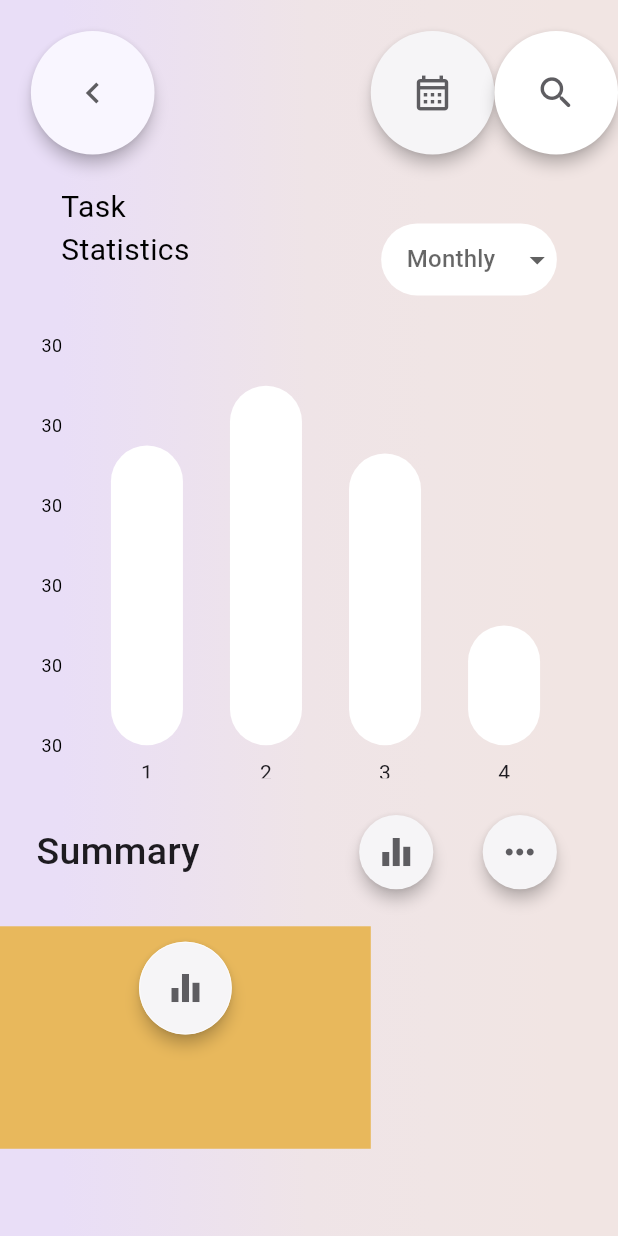
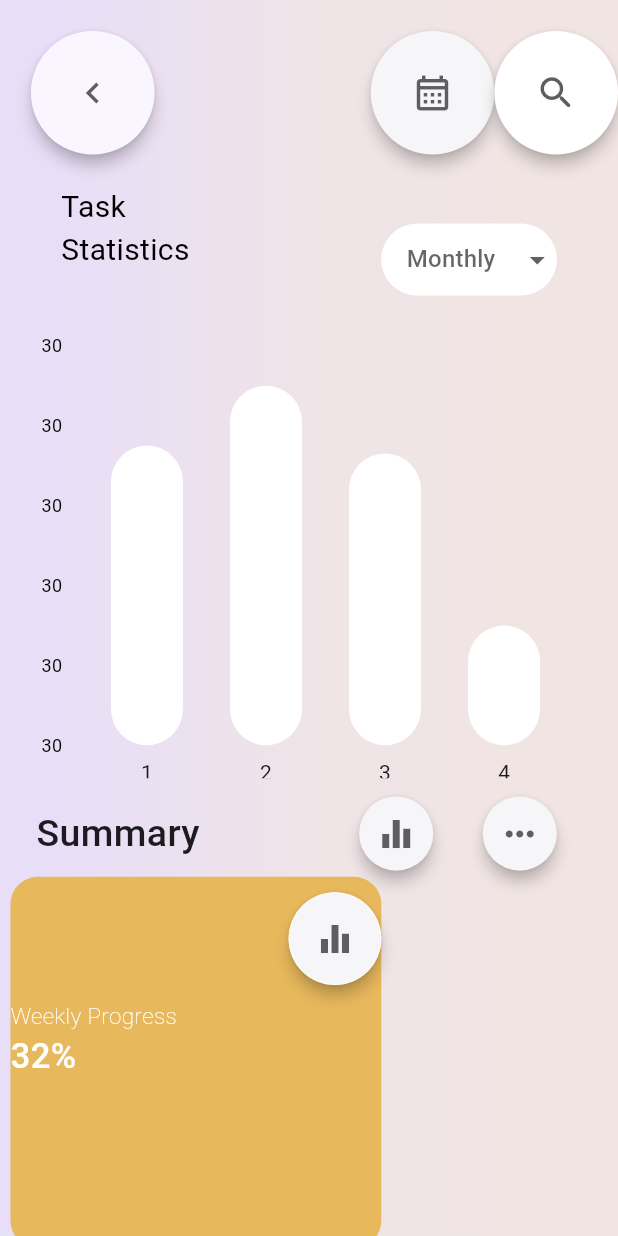
Before and after one commit to SyedOsamaAhmed/Spech-Company-Task, a Flutter app: the screen it shows after launch, on a phone screen of 412 x 824 dp. Run offline on Flutter 3.47's test engine with Material 3 defaults, Android fonts, the phone set to English and light mode, and no system bars; drawn by our look-alikes of dropdown_button2, fl_chart.

Commit message:
summary  box 1 created resolving minor ui bugs

```diff
--- a/lib/screens/task_main_screen.dart
+++ b/lib/screens/task_main_screen.dart
@@ -158,7 +158,7 @@ class _MainTaskScreenState extends State<MainTaskScreen> {
                             ),
                             SizedBox(
                               width: MediaQuery.of(context).size.width * 0.50,
-                              height: MediaQuery.of(context).size.height * 0.10,
+                              height: MediaQuery.of(context).size.height * 0.07,
                               child: Row(
                                   mainAxisAlignment: MainAxisAlignment.end,
                                   children: [
@@ -209,10 +209,12 @@ class _MainTaskScreenState extends State<MainTaskScreen> {
                       //Summary Boxes Secttion:
                       SizedBox(
                         width: MediaQuery.of(context).size.width,
-                        height: MediaQuery.of(context).size.height * 0.20,
                         child: const Row(
                           children: [
-                            Flexible(
+                            Padding(
+                              padding: EdgeInsets.symmetric(
+                                horizontal: 7.0,
+                              ),
                               child: SummaryBoxes(
                                 color: Color(0xffe8b85c),
                                 text: "Weekly Progress",
--- a/lib/widgets/summary_boxes.dart
+++ b/lib/widgets/summary_boxes.dart
@@ -16,14 +16,17 @@ class SummaryBoxes extends StatelessWidget {
   Widget build(BuildContext context) {
     return Container(
       width: MediaQuery.of(context).size.width * 0.60,
-      height: MediaQuery.of(context).size.height * 0.18,
+      height: MediaQuery.of(context).size.height * 0.30,
+      decoration: BoxDecoration(
           color: color,
-      child: SizedBox(
-        width: MediaQuery.of(context).size.width,
-        height: MediaQuery.of(context).size.height * 0.50,
+          borderRadius: BorderRadius.circular(
+            18.0,
+          )),
       child: Column(
+        crossAxisAlignment: CrossAxisAlignment.start,
         children: [
-            Flexible(
+          Align(
+            alignment: Alignment.topRight,
             child: SizedBox(
               width: MediaQuery.of(context).size.width * 0.15,
               height: MediaQuery.of(context).size.height * 0.10,
@@ -47,8 +50,24 @@ class SummaryBoxes extends StatelessWidget {
               ),
             ),
           ),
+          Text(
+            text,
+            softWrap: true,
+            style: const TextStyle(
+              color: Colors.white,
+              fontSize: 15,
+              fontWeight: FontWeight.w100,
+            ),
+          ),
+          Text(
+            percentage,
+            style: const TextStyle(
+              color: Colors.white,
+              fontWeight: FontWeight.w500,
+              fontSize: 23,
+            ),
+          ),
         ],
-        ),
       ),
     );
   }
--- a/pubspec.yaml
+++ b/pubspec.yaml
@@ -37,6 +37,8 @@ dependencies:
   cupertino_icons: ^1.0.2
   dropdown_button2: ^2.3.9
   fl_chart: ^0.66.1
+
+  font_awesome_flutter: ^10.7.0
 
 dev_dependencies:
   flutter_test:
```
Also changed, not shown: pubspec.lock. Lines whose indentation alone changed are shown as unchanged.
